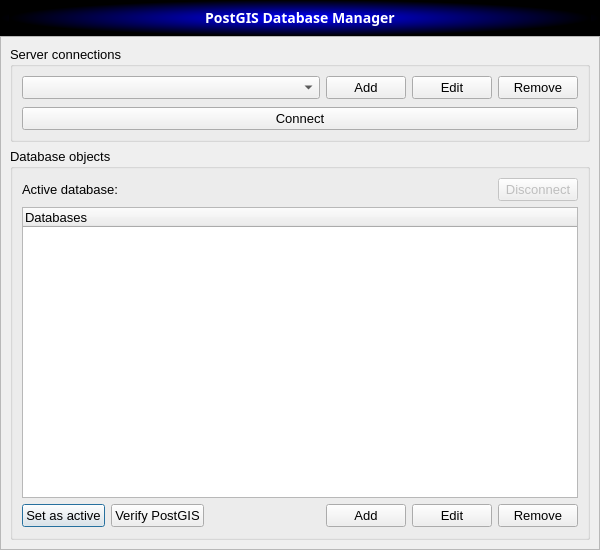
Old version of the form DBManager/UI/db_manager_menu.ui in the repository eryk918/postgis_toolbox.
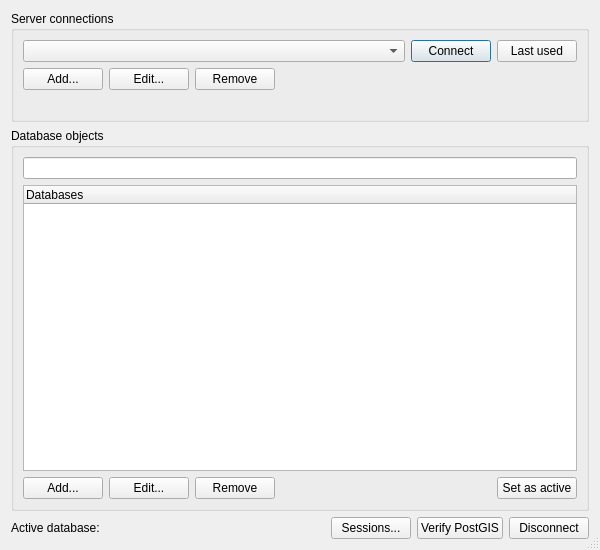
New version of the form. Icons and pictures are not drawn. Custom widgets are drawn as their Qt base class.

Commit message: Big refactor for QGIS 3.44: provider connections, processing algs on a common base, 8 new algs, query editor on QGIS DB Manager, table registry with bg ops, health check, styles, comments, DDL, copy to other db, schema privileges, projects and sessions dialogs, sql log tool, faster raster import with compression and batching, layer groups for rasters, removed styles - native Qt dialogs, removed custom QGIS connection dialog, new svg icons, readme update, min QGIS 3.22

```diff
--- a/DBManager/UI/db_manager_menu.ui
+++ b/DBManager/UI/db_manager_menu.ui
@@ -2,12 +2,6 @@
 <ui version="4.0">
  <class>db_dialog</class>
  <widget class="QDialog" name="db_dialog">
-  <property name="windowModality">
-   <enum>Qt::WindowModal</enum>
-  </property>
-  <property name="enabled">
-   <bool>true</bool>
-  </property>
   <property name="geometry">
    <rect>
     <x>0</x>
@@ -16,402 +10,224 @@
     <height>550</height>
    </rect>
   </property>
-  <property name="sizePolicy">
-   <sizepolicy hsizetype="Expanding" vsizetype="Expanding">
-    <horstretch>0</horstretch>
-    <verstretch>0</verstretch>
-   </sizepolicy>
-  </property>
-  <property name="minimumSize">
-   <size>
-    <width>600</width>
-    <height>550</height>
-   </size>
-  </property>
-  <property name="font">
-   <font>
-    <family>Segoe UI</family>
-    <pointsize>10</pointsize>
-    <weight>50</weight>
-    <italic>false</italic>
-    <bold>false</bold>
-   </font>
-  </property>
-  <property name="contextMenuPolicy">
-   <enum>Qt::NoContextMenu</enum>
-  </property>
   <property name="windowTitle">
    <string>PostGIS Toolbox - DB Manager</string>
   </property>
-  <property name="windowIcon">
-   <iconset>
-    <normaloff>../../../../../../../../../../../images/icon.png</normaloff>../../../../../../../../../../../images/icon.png</iconset>
-  </property>
-  <property name="styleSheet">
-   <string notr="true"/>
-  </property>
   <property name="sizeGripEnabled">
-   <bool>false</bool>
-  </property>
-  <property name="modal">
    <bool>true</bool>
   </property>
-  <layout class="QGridLayout" name="gridLayout">
-   <property name="leftMargin">
-    <number>0</number>
-   </property>
-   <property name="topMargin">
-    <number>0</number>
-   </property>
-   <property name="rightMargin">
-    <number>0</number>
-   </property>
-   <property name="bottomMargin">
-    <number>0</number>
-   </property>
-   <property name="spacing">
-    <number>0</number>
-   </property>
-   <item row="0" column="0" colspan="3">
-    <widget class="QFrame" name="title_frame">
-     <property name="minimumSize">
-      <size>
-       <width>200</width>
-       <height>36</height>
-      </size>
+  <layout class="QVBoxLayout" name="verticalLayout">
+   <item>
+    <widget class="QGroupBox" name="connections_groupbox">
+     <property name="title">
+      <string>Server connections</string>
      </property>
-     <property name="maximumSize">
-      <size>
-       <width>16777215</width>
-       <height>36</height>
-      </size>
-     </property>
-     <property name="accessibleName">
-      <string notr="true"/>
-     </property>
-     <property name="styleSheet">
-      <string notr="true">background: qradialgradient(spread:pad, cx:0.5, cy:0.5, radius:0.5, fx:0.502, fy:0.494318, stop:0 rgba(0, 0, 255, 255), stop:1 rgba(0, 0, 0, 255))</string>
-     </property>
-     <property name="frameShape">
-      <enum>QFrame::NoFrame</enum>
-     </property>
-     <property name="frameShadow">
-      <enum>QFrame::Plain</enum>
-     </property>
-     <property name="lineWidth">
-      <number>0</number>
-     </property>
-     <layout class="QVBoxLayout" name="verticalLayout">
-      <property name="spacing">
-       <number>0</number>
-      </property>
-      <property name="topMargin">
-       <number>0</number>
-      </property>
+     <layout class="QVBoxLayout" name="connections_layout">
       <item>
-       <widget class="QLabel" name="title_label">
-        <property name="minimumSize">
-         <size>
-          <width>0</width>
-          <height>36</height>
-         </size>
-        </property>
-        <property name="font">
-         <font>
-          <family>Samsung Sans</family>
-          <pointsize>-1</pointsize>
-          <weight>75</weight>
-          <bold>true</bold>
-         </font>
-        </property>
-        <property name="styleSheet">
-         <string notr="true">color : white;	font-weight: bold;font-family: &quot;Samsung Sans&quot;;font-size: 14px;</string>
-        </property>
-        <property name="lineWidth">
-         <number>0</number>
-        </property>
+       <layout class="QHBoxLayout" name="connect_layout">
+        <item>
+         <widget class="QComboBox" name="connection_cbbx">
+          <property name="sizePolicy">
+           <sizepolicy hsizetype="Expanding" vsizetype="Fixed">
+            <horstretch>1</horstretch>
+            <verstretch>0</verstretch>
+           </sizepolicy>
+          </property>
+         </widget>
+        </item>
+        <item>
+         <widget class="QPushButton" name="load_db_data_btn">
+          <property name="text">
+           <string>Connect</string>
+          </property>
+          <property name="default">
+           <bool>true</bool>
+          </property>
+         </widget>
+        </item>
+        <item>
+         <widget class="QPushButton" name="last_db_btn">
+          <property name="toolTip">
+           <string>Connect to the database used last time</string>
+          </property>
+          <property name="text">
+           <string>Last used</string>
+          </property>
+         </widget>
+        </item>
+       </layout>
+      </item>
+      <item>
+       <layout class="QHBoxLayout" name="connection_buttons_layout">
+        <item>
+         <widget class="QPushButton" name="add_conn_btn">
+          <property name="text">
+           <string>Add...</string>
+          </property>
+         </widget>
+        </item>
+        <item>
+         <widget class="QPushButton" name="edit_conn_btn">
+          <property name="text">
+           <string>Edit...</string>
+          </property>
+         </widget>
+        </item>
+        <item>
+         <widget class="QPushButton" name="remove_conn_btn">
+          <property name="text">
+           <string>Remove</string>
+          </property>
+         </widget>
+        </item>
+        <item>
+         <spacer name="connection_buttons_spacer">
+          <property name="orientation">
+           <enum>Qt::Horizontal</enum>
+          </property>
+          <property name="sizeHint" stdset="0">
+           <size>
+            <width>0</width>
+            <height>0</height>
+           </size>
+          </property>
+         </spacer>
+        </item>
+       </layout>
+      </item>
+      <item>
+       <widget class="QLabel" name="server_info_label">
         <property name="text">
-         <string>PostGIS Database Manager</string>
+         <string notr="true"/>
         </property>
-        <property name="alignment">
-         <set>Qt::AlignCenter</set>
+        <property name="wordWrap">
+         <bool>true</bool>
         </property>
        </widget>
       </item>
      </layout>
     </widget>
    </item>
-   <item row="1" column="0" colspan="3">
-    <widget class="QFrame" name="frame_2">
-     <property name="frameShape">
-      <enum>QFrame::StyledPanel</enum>
+   <item>
+    <widget class="QGroupBox" name="objects_groupbox">
+     <property name="title">
+      <string>Database objects</string>
      </property>
-     <property name="frameShadow">
-      <enum>QFrame::Raised</enum>
-     </property>
-     <layout class="QGridLayout" name="gridLayout_2">
-      <item row="2" column="0">
-       <widget class="QGroupBox" name="groupBox_4">
-        <property name="title">
-         <string>Database objects</string>
-        </property>
-        <layout class="QGridLayout" name="gridLayout_6">
-         <item row="4" column="0">
-          <layout class="QGridLayout" name="gridLayout_3">
-           <item row="0" column="0">
-            <widget class="QPushButton" name="active_db_btn">
-             <property name="minimumSize">
-              <size>
-               <width>0</width>
-               <height>0</height>
-              </size>
-             </property>
-             <property name="maximumSize">
-              <size>
-               <width>16777215</width>
-               <height>16777215</height>
-              </size>
-             </property>
-             <property name="text">
-              <string>Set as active</string>
-             </property>
-            </widget>
-           </item>
-           <item row="0" column="2">
-            <layout class="QGridLayout" name="gridLayout_7">
-             <item row="0" column="3">
-              <widget class="QPushButton" name="add_obj_btn">
-               <property name="maximumSize">
-                <size>
-                 <width>80</width>
-                 <height>16777215</height>
-                </size>
-               </property>
-               <property name="text">
-                <string>Add</string>
-               </property>
-              </widget>
-             </item>
-             <item row="0" column="6">
-              <widget class="QPushButton" name="remove_obj_btn">
-               <property name="maximumSize">
-                <size>
-                 <width>80</width>
-                 <height>16777215</height>
-                </size>
-               </property>
-               <property name="text">
-                <string>Remove</string>
-               </property>
-              </widget>
-             </item>
-             <item row="0" column="4">
-              <widget class="QPushButton" name="edit_obj_btn">
-               <property name="maximumSize">
-                <size>
-                 <width>80</width>
-                 <height>16777215</height>
-                </size>
-               </property>
-               <property name="text">
-                <string>Edit</string>
-               </property>
-              </widget>
-             </item>
-             <item row="0" column="1">
-              <spacer name="horizontalSpacer_3">
-               <property name="orientation">
-                <enum>Qt::Horizontal</enum>
-               </property>
-               <property name="sizeType">
-                <enum>QSizePolicy::MinimumExpanding</enum>
-               </property>
-               <property name="sizeHint" stdset="0">
-                <size>
-                 <width>37</width>
-                 <height>24</height>
-                </size>
-               </property>
-              </spacer>
-             </item>
-            </layout>
-           </item>
-           <item row="0" column="1">
-            <widget class="QPushButton" name="verify_postgis_btn">
-             <property name="minimumSize">
-              <size>
-               <width>0</width>
-               <height>0</height>
-              </size>
-             </property>
-             <property name="maximumSize">
-              <size>
-               <width>16777215</width>
-               <height>16777215</height>
-              </size>
-             </property>
-             <property name="text">
-              <string>Verify PostGIS</string>
-             </property>
-            </widget>
-           </item>
-          </layout>
-         </item>
-         <item row="2" column="0">
-          <widget class="QTreeWidget" name="db_obj_treeview">
-           <property name="columnCount">
-            <number>1</number>
-           </property>
-           <column>
-            <property name="text">
-             <string>Databases</string>
-            </property>
-           </column>
-          </widget>
-         </item>
-         <item row="1" column="0">
-          <layout class="QGridLayout" name="gridLayout_10">
-           <property name="topMargin">
-            <number>0</number>
-           </property>
-           <item row="0" column="0">
-            <widget class="QLabel" name="active_db_label">
-             <property name="text">
-              <string>Active database:</string>
-             </property>
-            </widget>
-           </item>
-           <item row="0" column="1">
-            <spacer name="horizontalSpacer">
-             <property name="orientation">
-              <enum>Qt::Horizontal</enum>
-             </property>
-             <property name="sizeHint" stdset="0">
-              <size>
-               <width>40</width>
-               <height>20</height>
-              </size>
-             </property>
-            </spacer>
-           </item>
-           <item row="0" column="2">
-            <widget class="QPushButton" name="disconnect_btn">
-             <property name="enabled">
-              <bool>false</bool>
-             </property>
-             <property name="text">
-              <string>Disconnect</string>
-             </property>
-            </widget>
-           </item>
-          </layout>
-         </item>
-        </layout>
-       </widget>
+     <layout class="QVBoxLayout" name="objects_layout">
+      <item>
+       <widget class="QgsFilterLineEdit" name="filter_lineedit"/>
       </item>
-      <item row="0" column="0" rowspan="2">
-       <widget class="QGroupBox" name="groupBox_2">
-        <property name="sizePolicy">
-         <sizepolicy hsizetype="Preferred" vsizetype="Preferred">
-          <horstretch>0</horstretch>
-          <verstretch>0</verstretch>
-         </sizepolicy>
-        </property>
-        <property name="title">
-         <string>Server connections</string>
-        </property>
-        <layout class="QVBoxLayout" name="verticalLayout_2">
-         <item>
-          <widget class="QFrame" name="frame">
-           <property name="frameShape">
-            <enum>QFrame::NoFrame</enum>
-           </property>
-           <property name="frameShadow">
-            <enum>QFrame::Raised</enum>
-           </property>
-           <layout class="QGridLayout" name="gridLayout_5">
-            <property name="leftMargin">
-             <number>0</number>
-            </property>
-            <property name="topMargin">
-             <number>0</number>
-            </property>
-            <property name="rightMargin">
-             <number>0</number>
-            </property>
-            <property name="bottomMargin">
-             <number>2</number>
-            </property>
-            <item row="0" column="0">
-             <widget class="QComboBox" name="connection_cbbx"/>
-            </item>
-            <item row="0" column="2">
-             <widget class="QPushButton" name="edit_conn_btn">
-              <property name="maximumSize">
-               <size>
-                <width>80</width>
-                <height>16777215</height>
-               </size>
-              </property>
-              <property name="text">
-               <string>Edit</string>
-              </property>
-             </widget>
-            </item>
-            <item row="0" column="1">
-             <widget class="QPushButton" name="add_conn_btn">
-              <property name="maximumSize">
-               <size>
-                <width>80</width>
-                <height>16777215</height>
-               </size>
-              </property>
-              <property name="text">
-               <string>Add</string>
-              </property>
-             </widget>
-            </item>
-            <item row="0" column="3">
-             <widget class="QPushButton" name="remove_conn_btn">
-              <property name="maximumSize">
-               <size>
-                <width>80</width>
-                <height>16777215</height>
-               </size>
-              </property>
-              <property name="text">
-               <string>Remove</string>
-              </property>
-             </widget>
-            </item>
-           </layout>
-          </widget>
-         </item>
-         <item>
-          <layout class="QGridLayout" name="gridLayout_9">
-           <property name="leftMargin">
-            <number>0</number>
-           </property>
-           <property name="topMargin">
-            <number>0</number>
-           </property>
-           <item row="0" column="0">
-            <widget class="QPushButton" name="load_db_data_btn">
-             <property name="text">
-              <string>Connect</string>
-             </property>
-            </widget>
-           </item>
-          </layout>
-         </item>
-        </layout>
+      <item>
+       <widget class="QTreeWidget" name="db_obj_treeview">
+        <column>
+         <property name="text">
+          <string>Databases</string>
+         </property>
+        </column>
        </widget>
       </item>
+      <item>
+       <layout class="QHBoxLayout" name="objects_buttons_layout">
+        <item>
+         <widget class="QPushButton" name="add_obj_btn">
+          <property name="text">
+           <string>Add...</string>
+          </property>
+         </widget>
+        </item>
+        <item>
+         <widget class="QPushButton" name="edit_obj_btn">
+          <property name="text">
+           <string>Edit...</string>
+          </property>
+         </widget>
+        </item>
+        <item>
+         <widget class="QPushButton" name="remove_obj_btn">
+          <property name="text">
+           <string>Remove</string>
+          </property>
+         </widget>
+        </item>
+        <item>
+         <spacer name="objects_spacer">
+          <property name="orientation">
+           <enum>Qt::Horizontal</enum>
+          </property>
+          <property name="sizeHint" stdset="0">
+           <size>
+            <width>0</width>
+            <height>0</height>
+           </size>
+          </property>
+         </spacer>
+        </item>
+        <item>
+         <widget class="QPushButton" name="active_db_btn">
+          <property name="text">
+           <string>Set as active</string>
+          </property>
+         </widget>
+        </item>
+       </layout>
+      </item>
      </layout>
     </widget>
    </item>
+   <item>
+    <layout class="QHBoxLayout" name="active_db_layout">
+     <item>
+      <widget class="QLabel" name="active_db_label">
+       <property name="text">
+        <string>Active database:</string>
+       </property>
+      </widget>
+     </item>
+     <item>
+      <spacer name="active_db_spacer">
+       <property name="orientation">
+        <enum>Qt::Horizontal</enum>
+       </property>
+       <property name="sizeHint" stdset="0">
+        <size>
+         <width>0</width>
+         <height>0</height>
+        </size>
+       </property>
+      </spacer>
+     </item>
+     <item>
+      <widget class="QPushButton" name="sessions_btn">
+       <property name="text">
+        <string>Sessions...</string>
+       </property>
+      </widget>
+     </item>
+     <item>
+      <widget class="QPushButton" name="verify_postgis_btn">
+       <property name="text">
+        <string>Verify PostGIS</string>
+       </property>
+      </widget>
+     </item>
+     <item>
+      <widget class="QPushButton" name="disconnect_btn">
+       <property name="text">
+        <string>Disconnect</string>
+       </property>
+      </widget>
+     </item>
+    </layout>
+   </item>
   </layout>
  </widget>
+ <customwidgets>
+  <customwidget>
+   <class>QgsFilterLineEdit</class>
+   <extends>QLineEdit</extends>
+   <header>qgsfilterlineedit.h</header>
+  </customwidget>
+ </customwidgets>
  <resources/>
  <connections>
   <connection>
```
Left out of the diff: 8 changed lines with no effect on the pictures. The commit also changes 97 other files.
